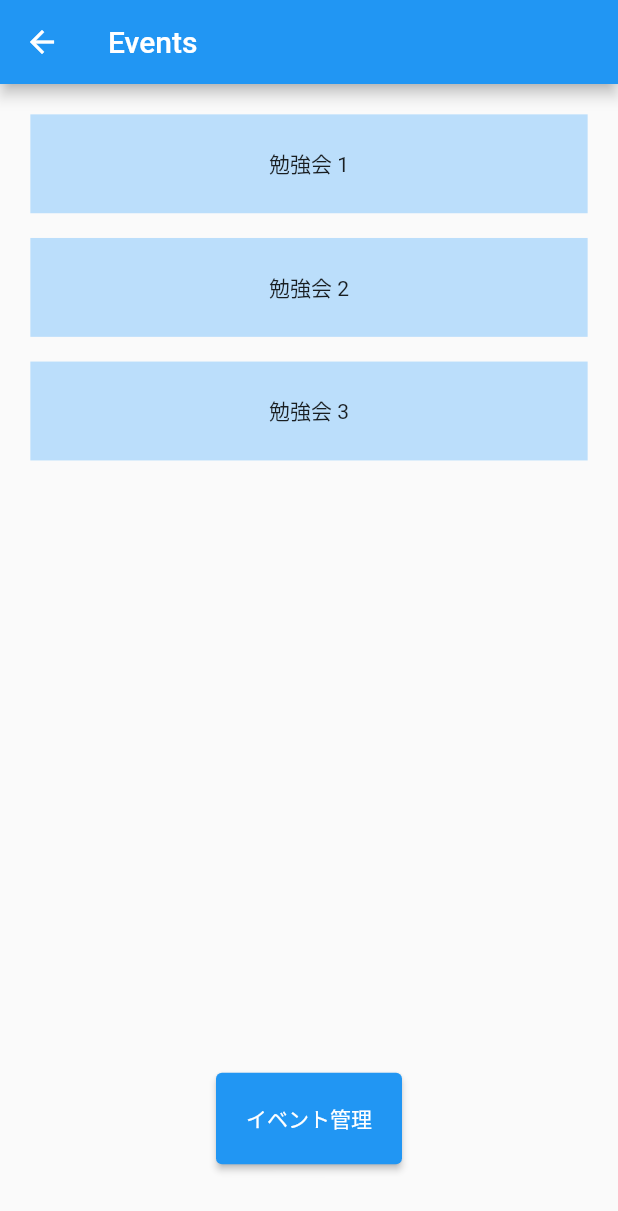
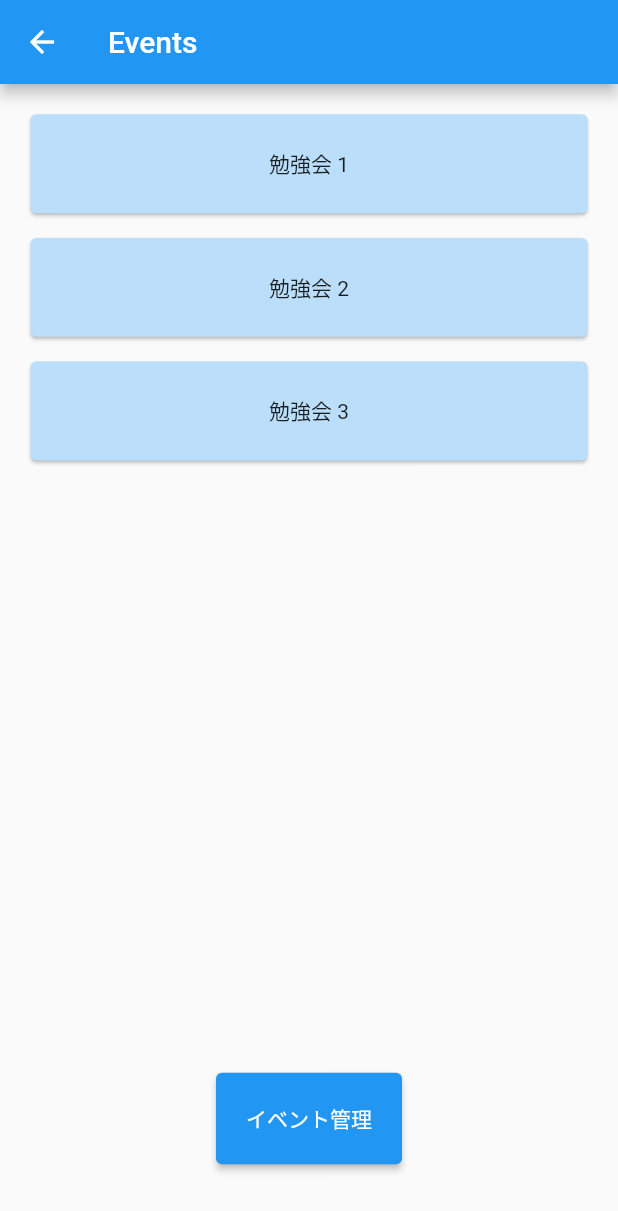
Before and after one commit to yotubarail/flutter_alpha, a Flutter app: the Events screen opened by its route, on a phone screen of 412 x 824 dp. Shown: the top 1211 px of the screen. Run offline on Flutter 3.47's test engine with Material 2 defaults, Android fonts, the phone set to English and light mode, and no system bars.

Commit message:
listをcardを使って置き換え

```diff
--- a/lib/main.dart
+++ b/lib/main.dart
@@ -87,23 +87,35 @@ class _EventsState extends State<Events> {
             child: ListView(
               padding: const EdgeInsets.all(8),
               children: <Widget>[
-                Container(
+                Card(
                   margin: EdgeInsets.all(listItemMargin),
-                  height: listItemHeight,
                   color: Colors.blue[100],
-                  child: const Center(child: Text('勉強会 1')),
+                  child: SizedBox(
+                    height: listItemHeight,
+                    child: const Center(
+                      child: Text('勉強会 1'),
+                    ),
+                  ),
                 ),
-                Container(
+                Card(
                   margin: EdgeInsets.all(listItemMargin),
-                  height: listItemHeight,
                   color: Colors.blue[100],
-                  child: const Center(child: Text('勉強会 2')),
+                  child: SizedBox(
+                    height: listItemHeight,
+                    child: const Center(
+                      child: Text('勉強会 2'),
+                    ),
+                  ),
                 ),
-                Container(
+                Card(
                   margin: EdgeInsets.all(listItemMargin),
-                  height: listItemHeight,
                   color: Colors.blue[100],
-                  child: const Center(child: Text('勉強会 3')),
+                  child: SizedBox(
+                    height: listItemHeight,
+                    child: const Center(
+                      child: Text('勉強会 3'),
+                    ),
+                  ),
                 ),
               ],
             ),
```
